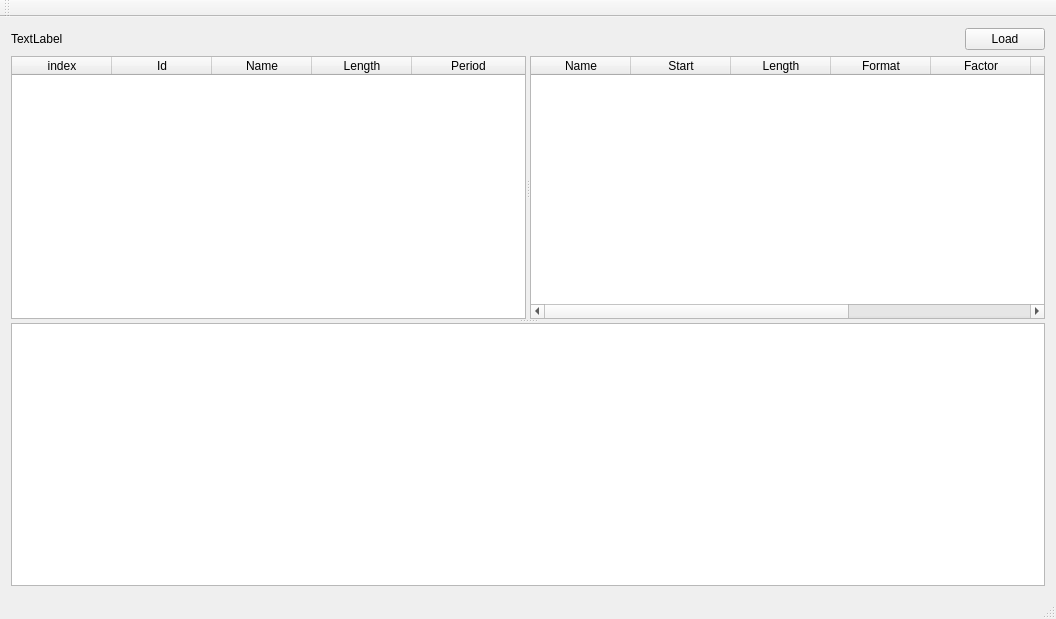
Above: mainwindow.ui from qiuzhiqian/DbcParser before the change. Below: the same form after it.
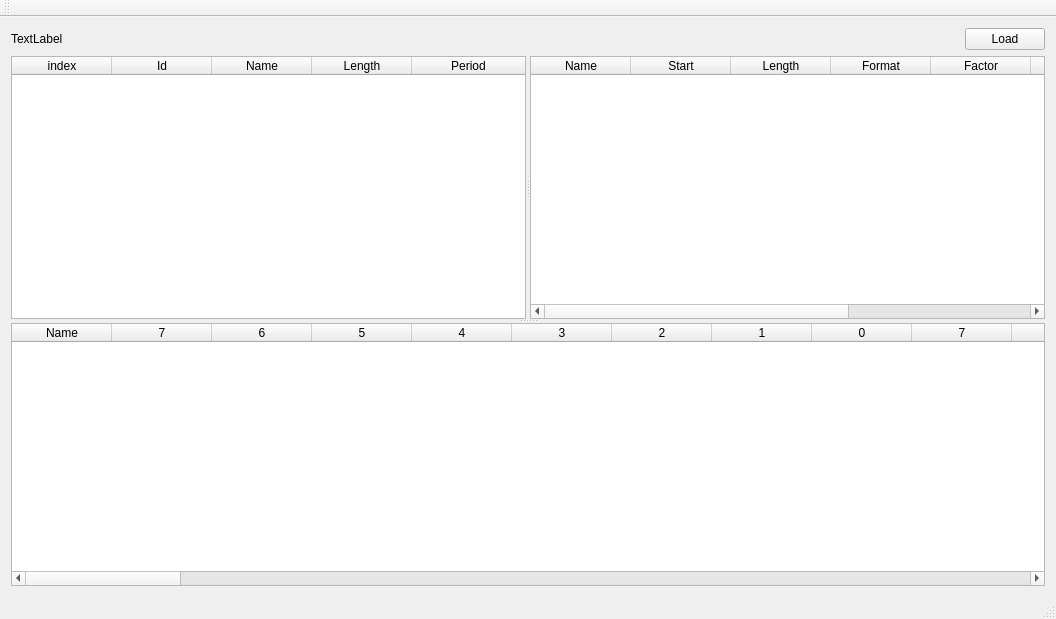
That is the form after the change.

Commit message: 添加编辑位预览结构

The edit to the form file:
```diff
--- a/mainwindow.ui
+++ b/mainwindow.ui
@@ -124,7 +124,339 @@
         </column>
        </widget>
       </widget>
-      <widget class="QTableWidget" name="tableWidget_3"/>
+      <widget class="QTableWidget" name="editorList">
+       <attribute name="horizontalHeaderMinimumSectionSize">
+        <number>20</number>
+       </attribute>
+       <attribute name="verticalHeaderVisible">
+        <bool>false</bool>
+       </attribute>
+       <column>
+        <property name="text">
+         <string>Name</string>
+        </property>
+       </column>
+       <column>
+        <property name="text">
+         <string>7</string>
+        </property>
+       </column>
+       <column>
+        <property name="text">
+         <string>6</string>
+        </property>
+       </column>
+       <column>
+        <property name="text">
+         <string>5</string>
+        </property>
+       </column>
+       <column>
+        <property name="text">
+         <string>4</string>
+        </property>
+       </column>
+       <column>
+        <property name="text">
+         <string>3</string>
+        </property>
+       </column>
+       <column>
+        <property name="text">
+         <string>2</string>
+        </property>
+       </column>
+       <column>
+        <property name="text">
+         <string>1</string>
+        </property>
+       </column>
+       <column>
+        <property name="text">
+         <string>0</string>
+        </property>
+       </column>
+       <column>
+        <property name="text">
+         <string>7</string>
+        </property>
+       </column>
+       <column>
+        <property name="text">
+         <string>6</string>
+        </property>
+       </column>
+       <column>
+        <property name="text">
+         <string>5</string>
+        </property>
+       </column>
+       <column>
+        <property name="text">
+         <string>4</string>
+        </property>
+       </column>
+       <column>
+        <property name="text">
+         <string>3</string>
+        </property>
+       </column>
+       <column>
+        <property name="text">
+         <string>2</string>
+        </property>
+       </column>
+       <column>
+        <property name="text">
+         <string>1</string>
+        </property>
+       </column>
+       <column>
+        <property name="text">
+         <string>0</string>
+        </property>
+       </column>
+       <column>
+        <property name="text">
+         <string>7</string>
+        </property>
+       </column>
+       <column>
+        <property name="text">
+         <string>6</string>
+        </property>
+       </column>
+       <column>
+        <property name="text">
+         <string>5</string>
+        </property>
+       </column>
+       <column>
+        <property name="text">
+         <string>4</string>
+        </property>
+       </column>
+       <column>
+        <property name="text">
+         <string>3</string>
+        </property>
+       </column>
+       <column>
+        <property name="text">
+         <string>2</string>
+        </property>
+       </column>
+       <column>
+        <property name="text">
+         <string>1</string>
+        </property>
+       </column>
+       <column>
+        <property name="text">
+         <string>0</string>
+        </property>
+       </column>
+       <column>
+        <property name="text">
+         <string>7</string>
+        </property>
+       </column>
+       <column>
+        <property name="text">
+         <string>6</string>
+        </property>
+       </column>
+       <column>
+        <property name="text">
+         <string>5</string>
+        </property>
+       </column>
+       <column>
+        <property name="text">
+         <string>4</string>
+        </property>
+       </column>
+       <column>
+        <property name="text">
+         <string>3</string>
+        </property>
+       </column>
+       <column>
+        <property name="text">
+         <string>2</string>
+        </property>
+       </column>
+       <column>
+        <property name="text">
+         <string>1</string>
+        </property>
+       </column>
+       <column>
+        <property name="text">
+         <string>0</string>
+        </property>
+       </column>
+       <column>
+        <property name="text">
+         <string>7</string>
+        </property>
+       </column>
+       <column>
+        <property name="text">
+         <string>6</string>
+        </property>
+       </column>
+       <column>
+        <property name="text">
+         <string>5</string>
+        </property>
+       </column>
+       <column>
+        <property name="text">
+         <string>4</string>
+        </property>
+       </column>
+       <column>
+        <property name="text">
+         <string>3</string>
+        </property>
+       </column>
+       <column>
+        <property name="text">
+         <string>2</string>
+        </property>
+       </column>
+       <column>
+        <property name="text">
+         <string>1</string>
+        </property>
+       </column>
+       <column>
+        <property name="text">
+         <string>0</string>
+        </property>
+       </column>
+       <column>
+        <property name="text">
+         <string>7</string>
+        </property>
+       </column>
+       <column>
+        <property name="text">
+         <string>6</string>
+        </property>
+       </column>
+       <column>
+        <property name="text">
+         <string>5</string>
+        </property>
+       </column>
+       <column>
+        <property name="text">
+         <string>4</string>
+        </property>
+       </column>
+       <column>
+        <property name="text">
+         <string>3</string>
+        </property>
+       </column>
+       <column>
+        <property name="text">
+         <string>2</string>
+        </property>
+       </column>
+       <column>
+        <property name="text">
+         <string>1</string>
+        </property>
+       </column>
+       <column>
+        <property name="text">
+         <string>0</string>
+        </property>
+       </column>
+       <column>
+        <property name="text">
+         <string>7</string>
+        </property>
+       </column>
+       <column>
+        <property name="text">
+         <string>6</string>
+        </property>
+       </column>
+       <column>
+        <property name="text">
+         <string>5</string>
+        </property>
+       </column>
+       <column>
+        <property name="text">
+         <string>4</string>
+        </property>
+       </column>
+       <column>
+        <property name="text">
+         <string>3</string>
+        </property>
+       </column>
+       <column>
+        <property name="text">
+         <string>2</string>
+        </property>
+       </column>
+       <column>
+        <property name="text">
+         <string>1</string>
+        </property>
+       </column>
+       <column>
+        <property name="text">
+         <string>0</string>
+        </property>
+       </column>
+       <column>
+        <property name="text">
+         <string>7</string>
+        </property>
+       </column>
+       <column>
+        <property name="text">
+         <string>6</string>
+        </property>
+       </column>
+       <column>
+        <property name="text">
+         <string>5</string>
+        </property>
+       </column>
+       <column>
+        <property name="text">
+         <string>4</string>
+        </property>
+       </column>
+       <column>
+        <property name="text">
+         <string>3</string>
+        </property>
+       </column>
+       <column>
+        <property name="text">
+         <string>2</string>
+        </property>
+       </column>
+       <column>
+        <property name="text">
+         <string>1</string>
+        </property>
+       </column>
+       <column>
+        <property name="text">
+         <string>0</string>
+        </property>
+       </column>
+      </widget>
      </widget>
     </item>
    </layout>
```
The commit also changes 2 other files.
